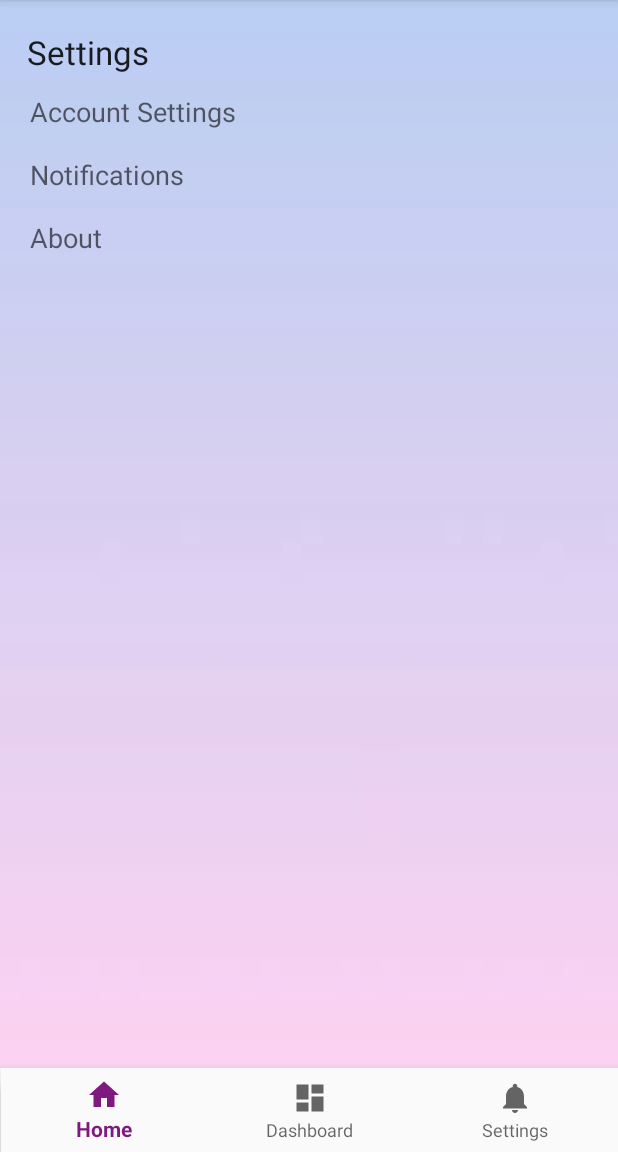
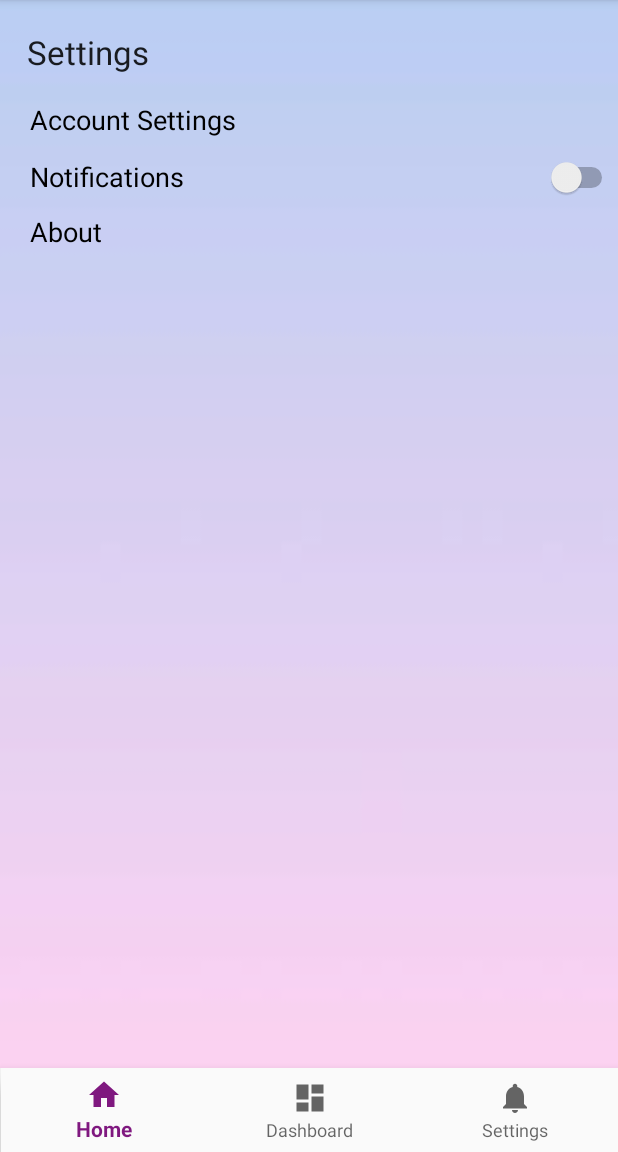
Before and after one commit to rkayastha98/MyForethought, an Android app: the fragment SettingsFragment placed in its activity, on a phone screen of 412 x 824 dp, the part 84-1236 px from its top. Run offline under Robolectric (Android 15) with nearby library versions, the light colour scheme and no system bars.

Commit message:
more settings

```diff
--- /dev/null
+++ b/app/src/main/res/layout/fragment_about.xml
@@ -0,0 +1,5 @@
+<?xml version="1.0" encoding="utf-8"?>
+<RelativeLayout xmlns:android="http://schemas.android.com/apk/res/android"
+    android:layout_width="match_parent" android:layout_height="match_parent">
+
+</RelativeLayout>
--- /dev/null
+++ b/app/src/main/res/layout/fragment_account_settings.xml
@@ -0,0 +1,5 @@
+<?xml version="1.0" encoding="utf-8"?>
+<RelativeLayout xmlns:android="http://schemas.android.com/apk/res/android"
+    android:layout_width="match_parent" android:layout_height="match_parent">
+
+</RelativeLayout>
--- a/app/src/main/res/layout/fragment_settings.xml
+++ b/app/src/main/res/layout/fragment_settings.xml
@@ -32,15 +32,18 @@
             <TextView
                 android:id="@+id/accSettings"
                 android:layout_width="match_parent"
-                android:layout_height="42dp"
+                android:layout_height="37dp"
+                android:lineSpacingExtra="8sp"
                 android:paddingStart="20dp"
+                android:paddingTop="5dp"
                 android:text="Account Settings"
-                android:textAppearance="@style/TextAppearance.AppCompat.Medium" />
+                android:textAppearance="@style/TextAppearance.AppCompat.Medium"
+                android:textColor="#000000" />
 
-            <TextView
+            <Switch
                 android:id="@+id/notifs"
                 android:layout_width="match_parent"
-                android:layout_height="42dp"
+                android:layout_height="37dp"
                 android:paddingStart="20dp"
                 android:text="Notifications"
                 android:textAppearance="@style/TextAppearance.AppCompat.Medium" />
@@ -48,10 +51,13 @@
             <TextView
                 android:id="@+id/about"
                 android:layout_width="match_parent"
-                android:layout_height="42dp"
+                android:layout_height="36dp"
                 android:paddingStart="20dp"
+                android:paddingTop="5dp"
                 android:text="About"
-                android:textAppearance="@style/TextAppearance.AppCompat.Medium" />
+                android:textAlignment="viewStart"
+                android:textAppearance="@style/TextAppearance.AppCompat.Medium"
+                android:textColor="#000000" />
         </LinearLayout>
     </ScrollView>
 
```
Also changed, not shown: app/src/main/java/com/example/myforethought/ui/login/dashboard/Settings/AccountSettings.java (added, +18 -0 lines).
